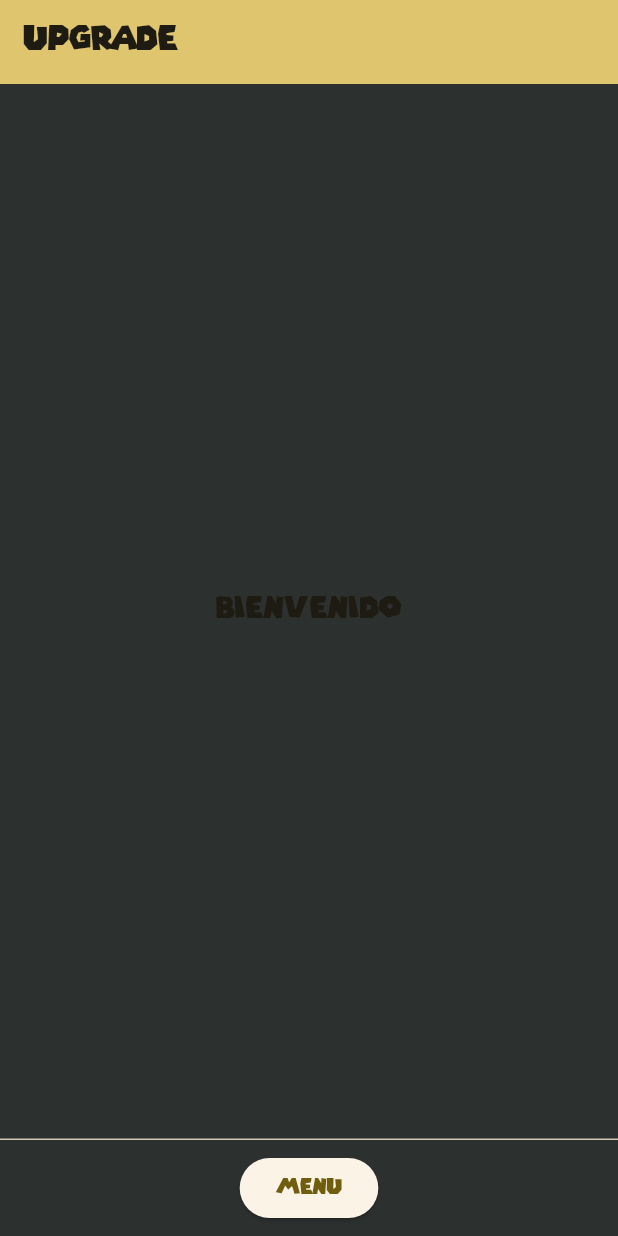
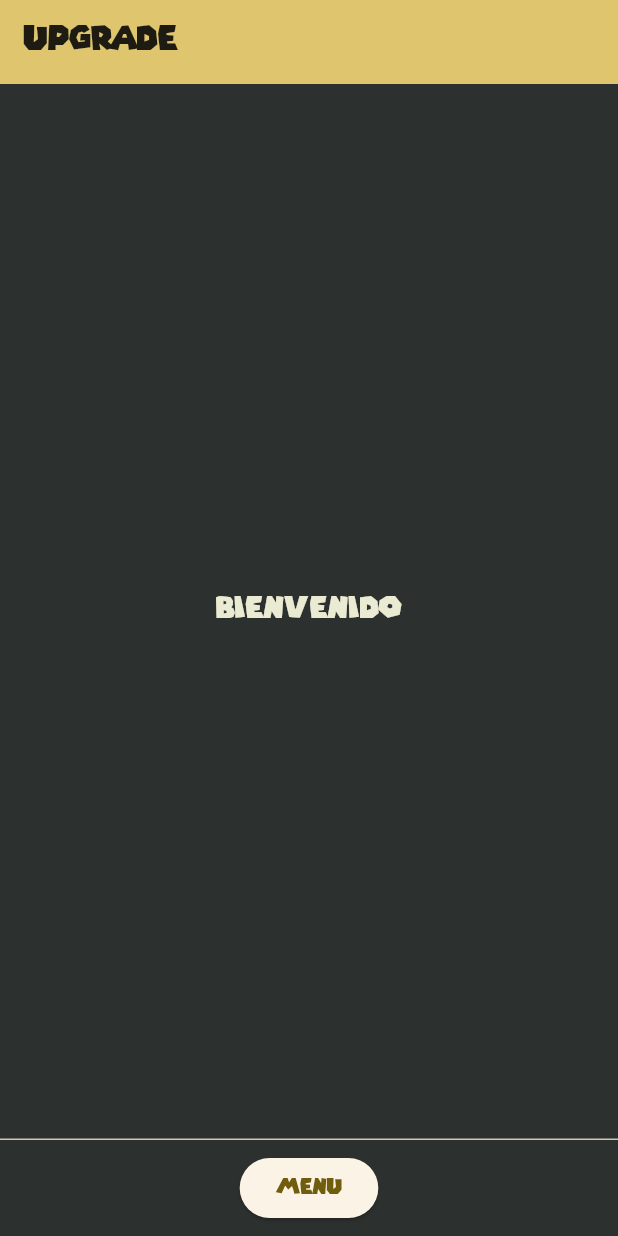
Before and after one commit to Katakur/Up_Grade, a Flutter app: the screen it shows after launch, on a phone screen of 412 x 824 dp. Run offline on Flutter 3.47's test engine with Material 3 defaults, Android fonts, the phone set to English and light mode, and no system bars; our stand-ins replace flutter_svg; missing offline and left inert: dart:ffi; project files that could hold a hidden picture were left out.

Commit message:
cambio final

```diff
--- a/up_grade/lib/pantallaInicial.dart
+++ b/up_grade/lib/pantallaInicial.dart
@@ -24,7 +24,7 @@ class _MyHomePageState extends State<MyHomePage> {
           mainAxisAlignment: MainAxisAlignment.spaceEvenly,
           children: [
             //SvgPicture.asset('assets/icon/details', width: 45, height: 45),
-            Text("Bienvenido", style: TextStyle(fontFamily: "Mario", fontSize: 20)),
+            Text("Bienvenido", style: TextStyle(fontFamily: "Mario", fontSize: 20, color: Color.fromRGBO(235, 235, 211, 1))),
           ],
         )
       ),
```
Also changed, not shown: 1 other file.
